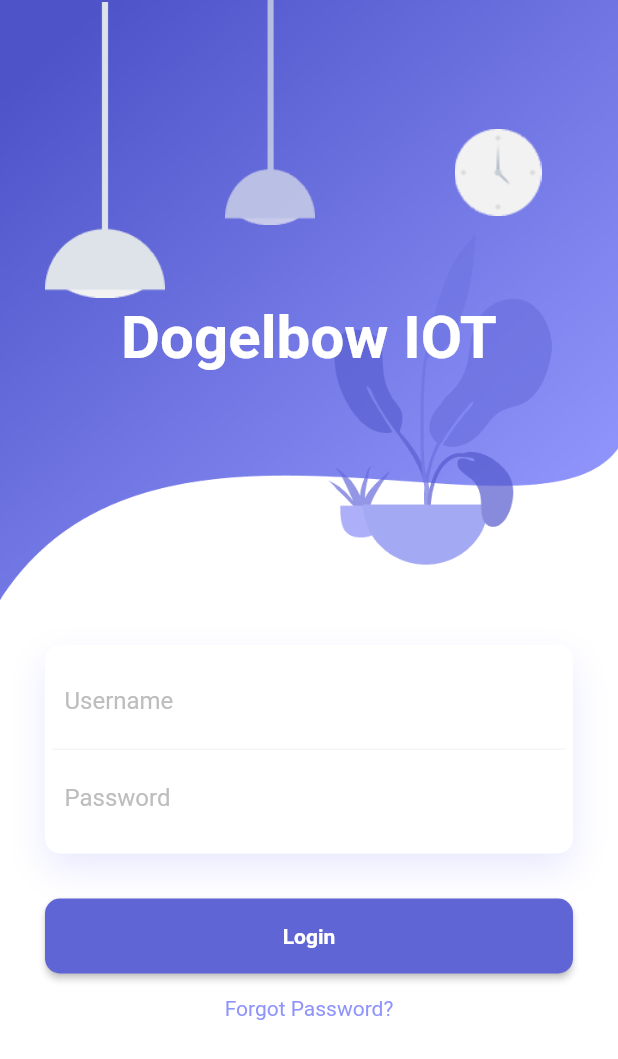
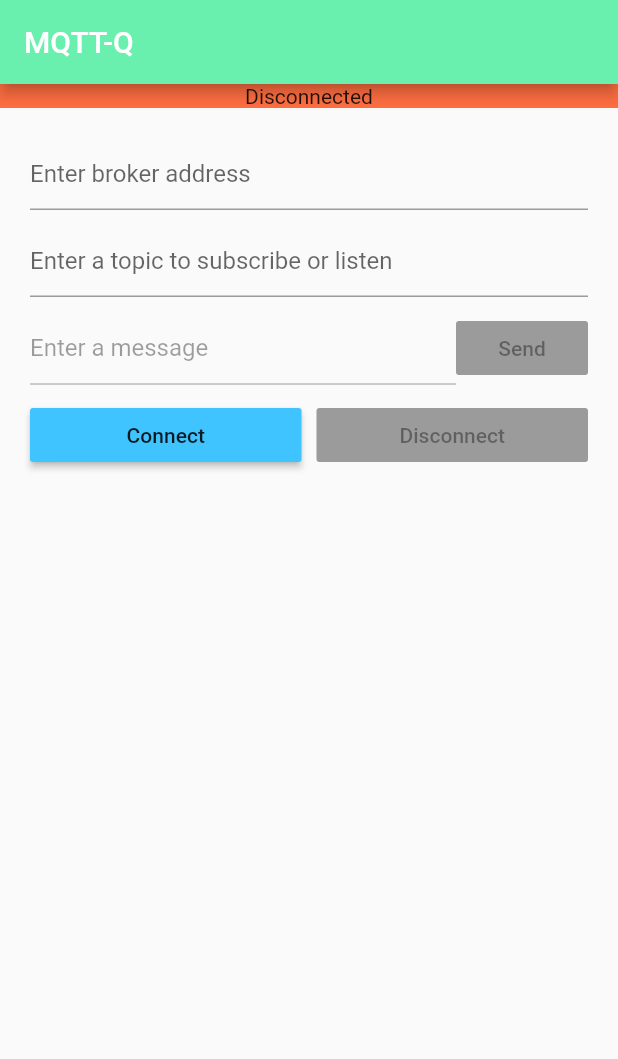
Before and after one commit to atthana/flutter-loginpage-mqtt_7Sep20, a Flutter app: the screen it shows after launch, on a phone screen of 412 x 824 dp. Shown: the top 1059 px of the screen. Run offline on Flutter 3.47's test engine with Material 2 defaults, Android fonts, the phone set to English and light mode, and no system bars; our stand-ins replace simple_animations; missing offline and left inert: mqtt_client.

Commit message:
Updated MQTT all pages and tested work fine.

```diff
--- a/lib/main.dart
+++ b/lib/main.dart
@@ -1,6 +1,10 @@
-import 'package:day12_login/pages/login.dart';
 import 'package:flutter/material.dart';
 import 'package:flutter/services.dart';
+import 'package:provider/provider.dart';
+
+import 'mqtt/state/MQTTAppState.dart';
+import 'pages/login.dart';
+import 'widgets/mqttview.dart';
 
 void main() {
   WidgetsFlutterBinding.ensureInitialized();
@@ -23,7 +27,11 @@ class MyApp extends StatelessWidget {
       // theme: ThemeData(primarySwatch: Colors.blue),
       theme: ThemeData(primaryColor: Color(0xFF6065D6)),
       title: 'Dogelbow',
-      home: LoginPage(),
+      home: ChangeNotifierProvider<MQTTAppState>(
+        create: (_) => MQTTAppState(),
+        child: MQTTView(),
+        // child: LoginPage(),
+      )
     );
   }
 }
--- /dev/null
+++ b/lib/mqtt/MQTTManager.dart
@@ -0,0 +1,101 @@
+import 'package:flutter/cupertino.dart';
+import 'package:mqtt_client/mqtt_client.dart';
+import 'package:mqtt_client/mqtt_server_client.dart';
+import 'state/MQTTAppState.dart';
+
+class MQTTManager{
+
+  // Private instance of client
+  final MQTTAppState _currentState;
+  MqttServerClient _client;
+  final String _identifier;
+  final String _host;
+  final String _topic;
+
+  // Constructor
+  MQTTManager({
+   @required String host,
+    @required String topic,
+    @required String identifier,
+    @required MQTTAppState state
+}
+): _identifier = identifier, _host = host, _topic = topic, _currentState = state ;
+
+  void initializeMQTTClient(){
+    _client = MqttServerClient(_host,_identifier);
+    _client.port = 1883;
+    _client.keepAlivePeriod = 20;
+    _client.onDisconnected = onDisconnected;
+    _client.secure = false;
+    _client.logging(on: true);
+
+    /// Add the successful connection callback
+    _client.onConnected = onConnected;
+    _client.onSubscribed = onSubscribed;
+
+    final MqttConnectMessage connMess = MqttConnectMessage()
+        .withClientIdentifier(_identifier)
+        .withWillTopic('willtopic') // If you set this you must set a will message
+        .withWillMessage('My Will message')
+        .startClean() // Non persistent session for testing
+        .withWillQos(MqttQos.atLeastOnce);
+    print('EXAMPLE::Mosquitto client connecting....');
+    _client.connectionMessage = connMess;
+
+  }
+  // Connect to the host
+  void connect() async{
+    assert(_client != null);
+    try {
+      print('EXAMPLE::Mosquitto start client connecting....');
+      _currentState.setAppConnectionState(MQTTAppConnectionState.connecting);
+      await _client.connect();
+    } on Exception catch (e) {
+      print('EXAMPLE::client exception - $e');
+      disconnect();
+    }
+  }
+
+  void disconnect() {
+    print('Disconnected');
+    _client.disconnect();
+  }
+
+  void publish(String message){
+    final MqttClientPayloadBuilder builder = MqttClientPayloadBuilder();
+    builder.addString(message);
+    _client.publishMessage(_topic, MqttQos.exactlyOnce, builder.payload);
+  }
+
+  /// The subscribed callback
+  void onSubscribed(String topic) {
+    print('EXAMPLE::Subscription confirmed for topic $topic');
+  }
+
+  /// The unsolicited disconnect callback
+  void onDisconnected() {
+    print('EXAMPLE::OnDisconnected client callback - Client disconnection');
+    if (_client.connectionStatus.returnCode == MqttConnectReturnCode.noneSpecified) {
+      print('EXAMPLE::OnDisconnected callback is solicited, this is correct');
+    }
+    _currentState.setAppConnectionState(MQTTAppConnectionState.disconnected);
+  }
+
+  /// The successful connect callback
+  void onConnected() {
+    _currentState.setAppConnectionState(MQTTAppConnectionState.connected);
+    print('EXAMPLE::Mosquitto client connected....');
+    _client.subscribe(_topic, MqttQos.atLeastOnce);
+    _client.updates.listen((List<MqttReceivedMessage<MqttMessage>> c) {
+      final MqttPublishMessage recMess = c[0].payload;
+      final String pt =
+      MqttPublishPayload.bytesToStringAsString(recMess.payload.message);
+      _currentState.setReceivedText(pt);
+      print(
+          'EXAMPLE::Change notification:: topic is <${c[0].topic}>, payload is <-- $pt -->');
+      print('');
+    });
+    print(
+        'EXAMPLE::OnConnected client callback - Client connection was sucessful');
+  }
+}
--- /dev/null
+++ b/lib/mqtt/state/MQTTAppState.dart
@@ -0,0 +1,24 @@
+
+import 'package:flutter/cupertino.dart';
+
+enum MQTTAppConnectionState { connected, disconnected, connecting }
+class MQTTAppState with ChangeNotifier{
+  MQTTAppConnectionState _appConnectionState = MQTTAppConnectionState.disconnected;
+  String _receivedText = '';
+  String _historyText = '';
+
+  void setReceivedText(String text) {
+    _receivedText = text;
+    _historyText = _historyText + '\n' + _receivedText;
+    notifyListeners();
+  }
+  void setAppConnectionState(MQTTAppConnectionState state) {
+    _appConnectionState = state;
+    notifyListeners();
+  }
+
+  String get getReceivedText => _receivedText;
+  String get getHistoryText => _historyText;
+  MQTTAppConnectionState get getAppConnectionState => _appConnectionState;
+
+}
--- /dev/null
+++ b/lib/widgets/mqttview.dart
@@ -0,0 +1,231 @@
+import 'dart:io' show Platform;
+import 'package:day12_login/mqtt/MQTTManager.dart';
+import 'package:day12_login/mqtt/state/MQTTAppState.dart';
+import 'package:flutter/material.dart';
+import 'package:provider/provider.dart';
+
+
+
+class MQTTView extends StatefulWidget {
+  @override
+  State<StatefulWidget> createState() {
+    return _MQTTViewState();
+  }
+}
+
+class _MQTTViewState extends State<MQTTView> {
+  final TextEditingController _hostTextController = TextEditingController();
+  final TextEditingController _messageTextController = TextEditingController();
+  final TextEditingController _topicTextController = TextEditingController();
+  MQTTAppState currentAppState;
+  MQTTManager manager;
+
+  @override
+  void initState() {
+    super.initState();
+
+    /*
+    _hostTextController.addListener(_printLatestValue);
+    _messageTextController.addListener(_printLatestValue);
+    _topicTextController.addListener(_printLatestValue);
+
+     */
+  }
+
+  @override
+  void dispose() {
+    _hostTextController.dispose();
+    _messageTextController.dispose();
+    _topicTextController.dispose();
+    super.dispose();
+  }
+
+  /*
+  _printLatestValue() {
+    print("Second text field: ${_hostTextController.text}");
+    print("Second text field: ${_messageTextController.text}");
+    print("Second text field: ${_topicTextController.text}");
+  }
+
+   */
+
+  @override
+  Widget build(BuildContext context) {
+    final MQTTAppState appState = Provider.of<MQTTAppState>(context);
+    // Keep a reference to the app state.
+    currentAppState = appState;
+    final Scaffold scaffold =
+        Scaffold(appBar: _buildAppBar(context), body: _buildColumn());
+    return scaffold;
+  }
+
+  Widget _buildAppBar(BuildContext context) {
+    return AppBar(
+      title: const Text('MQTT-Q'),
+      backgroundColor: Colors.greenAccent,
+    );
+  }
+
+  Widget _buildColumn() {
+    return Column(
+      children: <Widget>[
+        _buildConnectionStateText(_prepareStateMessageFrom(currentAppState.getAppConnectionState)),
+        _buildEditableColumn(),
+        _buildScrollableTextWith(currentAppState.getHistoryText)
+      ],
+    );
+  }
+
+  Widget _buildEditableColumn() {
+    return Padding(
+      padding: const EdgeInsets.all(20.0),
+      child: Column(
+        children: <Widget>[
+          _buildTextFieldWith(_hostTextController, 'Enter broker address',currentAppState.getAppConnectionState),
+          const SizedBox(height: 10),
+          _buildTextFieldWith(
+              _topicTextController, 'Enter a topic to subscribe or listen', currentAppState.getAppConnectionState),
+          const SizedBox(height: 10),
+          _buildPublishMessageRow(),
+          const SizedBox(height: 10),
+          _buildConnecteButtonFrom(currentAppState.getAppConnectionState)
+        ],
+      ),
+    );
+  }
+
+  Widget _buildPublishMessageRow() {
+    return Row(
+      mainAxisAlignment: MainAxisAlignment.spaceEvenly,
+      children: <Widget>[
+        Expanded(
+          child: _buildTextFieldWith(_messageTextController, 'Enter a message', currentAppState.getAppConnectionState),
+        ),
+        _buildSendButtonFrom(currentAppState.getAppConnectionState)
+      ],
+    );
+  }
+
+  Widget _buildConnectionStateText(String status) {
+    return Row(
+      children: <Widget>[
+        Expanded(
+          child: Container(
+              color: Colors.deepOrangeAccent,
+              child: Text(status, textAlign: TextAlign.center)),
+        ),
+      ],
+    );
+  }
+
+  Widget _buildTextFieldWith(TextEditingController controller, String hintText,
+      MQTTAppConnectionState state) {
+    bool shouldEnable = false;
+    if (controller == _messageTextController &&
+        state == MQTTAppConnectionState.connected) {
+      shouldEnable = true;
+    } else if ((controller == _hostTextController &&
+        state == MQTTAppConnectionState.disconnected) || (controller == _topicTextController &&
+        state == MQTTAppConnectionState.disconnected)) {
+      shouldEnable = true;
+    }
+    return TextField(
+        enabled: shouldEnable,
+        controller: controller,
+        decoration: InputDecoration(
+          contentPadding: const EdgeInsets.only(left: 0, bottom: 0, top: 0, right: 0),
+          labelText: hintText,
+        ));
+  }
+
+  Widget _buildScrollableTextWith(String text) {
+    return Padding(
+      padding: const EdgeInsets.all(20.0),
+      child: Container(
+        width: 400,
+        height: 200,
+        child: SingleChildScrollView(
+          child: Text(text),
+        ),
+      ),
+    );
+  }
+
+  Widget _buildConnecteButtonFrom(MQTTAppConnectionState state) {
+    return Row(
+      children: <Widget>[
+
+        Expanded(
+          child: RaisedButton(
+            color: Colors.lightBlueAccent,
+            child: const Text('Connect'),
+            onPressed: state == MQTTAppConnectionState.disconnected
+                ? _configureAndConnect
+                : null, //
+          ),
+        ),
+        const SizedBox(width: 10),
+        Expanded(
+          child: RaisedButton(
+            color: Colors.redAccent,
+            child: const Text('Disconnect'),
+            onPressed: state == MQTTAppConnectionState.connected
+                ? _disconnect
+                : null, //
+          ),
+        ),
+      ],
+    );
+  }
+
+  Widget _buildSendButtonFrom(MQTTAppConnectionState state) {
+    return RaisedButton(
+      color: Colors.green,
+      child: const Text('Send'),
+      onPressed: state == MQTTAppConnectionState.connected
+          ? () {
+              _publishMessage(_messageTextController.text);
+            }
+          : null, //
+    );
+  }
+  // Utility functions
+  String _prepareStateMessageFrom(MQTTAppConnectionState state) {
+    switch (state) {
+      case MQTTAppConnectionState.connected:
+        return 'Connected';
+      case MQTTAppConnectionState.connecting:
+        return 'Connecting';
+      case MQTTAppConnectionState.disconnected:
+        return 'Disconnected';
+    }
+  }
+
+  void _configureAndConnect() {
+    // TODO: Use UUID
+    String osPrefix = 'Flutter_iOS';
+    if(Platform.isAndroid){
+      osPrefix = 'Flutter_Android';
+    }
+    manager = MQTTManager(
+        host: _hostTextController.text,
+        topic: _topicTextController.text,
+        identifier: osPrefix,
+        state: currentAppState);
+    manager.initializeMQTTClient();
+    manager.connect();
+  }
+
+  void _disconnect(){
+    manager.disconnect();
+  }
+  void _publishMessage(String text) {
+    String osPrefix = 'Flutter_iOS';
+    if(Platform.isAndroid){
+      osPrefix = 'Flutter_Android';
+    }
+    final String message = osPrefix + ' says: ' + text;
+    manager.publish(message);
+    _messageTextController.clear();
+  }
+}
--- a/pubspec.yaml
+++ b/pubspec.yaml
@@ -20,6 +20,8 @@ dependencies:
   flutter:
     sdk: flutter
   simple_animations: ^1.3.3
+  mqtt_client: ^7.2.1
+  provider: ^4.1.3+1
 
   # The following adds the Cupertino Icons font to your application.
   # Use with the CupertinoIcons class for iOS style icons.
```
Also changed, not shown: pubspec.lock, readme_photo/mqtt.jpg (added).
